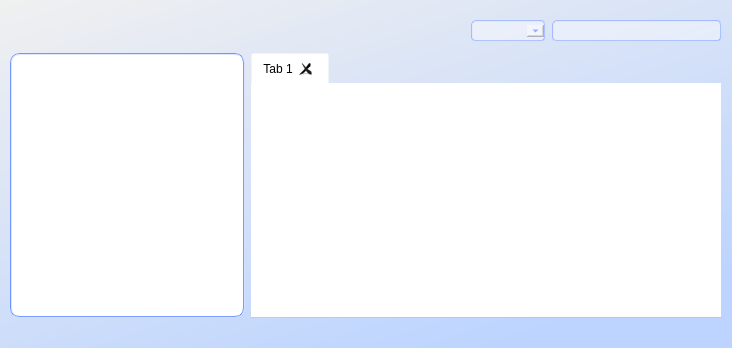
The window that bin/data/ui/communications.ui (realXtend/tundra) describes before a commit, drawn with Qt 5.
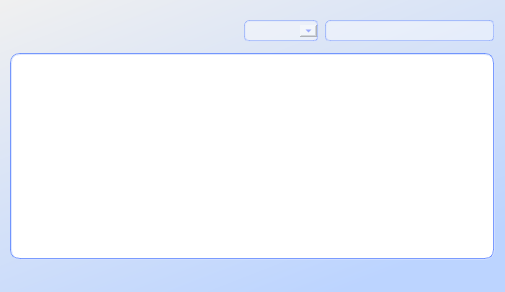
The same window after the commit. Icons and pictures are not drawn.

Commit message: * New candy to GUI, images/icons from resource file. New style sheets for .ui files main widgets, passed to children. * UI logic: adds status icon and updates it to everywhere when status is changes. New custom QTabWidget so QTabBar can be accessed and style modified. Lot of refactoring to clean up code and make it more readable etc.

```diff
--- a/bin/data/ui/communications.ui
+++ b/bin/data/ui/communications.ui
@@ -6,8 +6,8 @@
    <rect>
     <x>0</x>
     <y>0</y>
-    <width>732</width>
-    <height>348</height>
+    <width>505</width>
+    <height>292</height>
    </rect>
   </property>
   <property name="windowTitle">
@@ -18,15 +18,52 @@
 	background-color: qlineargradient(spread:pad, x1:0, y1:0, x2:0.676, y2:1, stop:0 rgba(240, 240, 240, 255), stop:1 rgba(188, 212, 255, 255));
 }
 
-QListView {
-color: rgb(130, 195, 255);
-background-color: rgb(255, 255, 255);
-selection-color: rgb(57, 87, 255);
-selection-background-color: rgb(255, 255, 255);
-border: 2px groove white;
-border-color: rgb(86, 128, 255);
-border-radius: 10px;
-padding: 3px 6px;
+QComboBox {
+	color: rgb(101, 122, 255);
+	background-color: rgba(255, 255, 255, 100);
+	border: 2px groove white;
+	border-color: rgba(86, 128, 255, 100);
+	border-radius: 5px;
+	padding: 1px 5px;
+	font: 8pt;
+}
+
+QComboBox::drop-down:!editable { 
+	subcontrol-position: center right; 
+	width: 12px; 
+	height: 12px;
+	padding-right: 5px;
+}
+
+QLineEdit {
+	color: rgb(101, 122, 255);
+	background-color: rgba(255, 255, 255, 100);
+	selection-color: rgb(255, 255, 255);
+	selection-background-color: rgb(101, 122, 255);
+	border: 2px groove white;
+	border-color: rgba(86, 128, 255, 100);
+	border-radius: 5px;
+	padding: 1px 5px;
+	font: 8pt;
+}
+
+QListView#listWidget_Friends {
+	background-image: url(:/images/labelContacts.png);
+	background-position: bottom right; 
+	background-repeat: no-repeat;
+	color: rgb(130, 195, 255);
+	background-color: rgb(255, 255, 255);
+	selection-color: rgb(57, 87, 255);
+	selection-background-color: rgba(255, 255, 255, 0);
+	border: 2px groove white;
+	border-radius: 10px;
+	border-color: rgba(86, 128, 255, 200);
+	margin-bottom: 2px;
+	padding: 10px 0px;
+}
+
+QMenu {
+	background-color: none;
 }</string>
   </property>
   <layout class="QVBoxLayout" name="verticalLayout_BottomContainer">
@@ -99,24 +136,6 @@
                <bold>false</bold>
               </font>
              </property>
-             <property name="styleSheet">
-              <string>QComboBox {
-	color: rgb(101, 122, 255);
-	background-color: rgba(255, 255, 255, 100);
-	border: 2px groove white;
-	border-color: rgba(86, 128, 255, 100);
-	border-radius: 5px;
-	padding: 1px 5px;
-	font: 8pt;
-}
-
-QComboBox::drop-down:!editable { 
-	subcontrol-position: center right; 
-	width: 12px; 
-	height: 12px;
-	padding-right: 5px;
-}</string>
-             </property>
              <property name="frame">
               <bool>true</bool>
              </property>
@@ -167,19 +186,6 @@
                <bold>false</bold>
               </font>
              </property>
-             <property name="styleSheet">
-              <string>QLineEdit {
-	color: rgb(101, 122, 255);
-	background-color: rgba(255, 255, 255, 100);
-	selection-color: rgb(255, 255, 255);
-	selection-background-color: rgb(101, 122, 255);
-	border: 2px groove white;
-	border-color: rgba(86, 128, 255, 100);
-	border-radius: 5px;
-	padding: 1px 5px;
-	font: 8pt;
-}</string>
-             </property>
              <property name="text">
               <string/>
              </property>
@@ -193,7 +199,7 @@
         </layout>
        </item>
        <item>
-        <layout class="QHBoxLayout" name="horizontalLayout_3" stretch="1,2">
+        <layout class="QHBoxLayout" name="horizontalLayout_FriendsAndTabWidget" stretch="1">
          <item>
           <widget class="QListWidget" name="listWidget_Friends">
            <property name="minimumSize">
@@ -261,7 +267,7 @@
               </colorrole>
               <colorrole role="Highlight">
                <brush brushstyle="SolidPattern">
-                <color alpha="255">
+                <color alpha="0">
                  <red>255</red>
                  <green>255</green>
                  <blue>255</blue>
@@ -335,7 +341,7 @@
               </colorrole>
               <colorrole role="Highlight">
                <brush brushstyle="SolidPattern">
-                <color alpha="255">
+                <color alpha="0">
                  <red>255</red>
                  <green>255</green>
                  <blue>255</blue>
@@ -409,7 +415,7 @@
               </colorrole>
               <colorrole role="Highlight">
                <brush brushstyle="SolidPattern">
-                <color alpha="255">
+                <color alpha="0">
                  <red>255</red>
                  <green>255</green>
                  <blue>255</blue>
@@ -428,40 +434,11 @@
              </disabled>
             </palette>
            </property>
-           <property name="styleSheet">
-            <string>background-color: rgb(255, 255, 255);
-border-color: rgba(86, 128, 255, 200);</string>
+           <property name="horizontalScrollBarPolicy">
+            <enum>Qt::ScrollBarAlwaysOff</enum>
            </property>
           </widget>
          </item>
-         <item>
-          <layout class="QVBoxLayout" name="verticalLayout_3" stretch="0">
-           <item>
-            <widget class="QTabWidget" name="tabWidget_Conversations">
-             <property name="styleSheet">
-              <string>background-color: rgba(255, 255, 255, 0);</string>
-             </property>
-             <property name="tabPosition">
-              <enum>QTabWidget::North</enum>
-             </property>
-             <property name="currentIndex">
-              <number>0</number>
-             </property>
-             <property name="tabsClosable">
-              <bool>true</bool>
-             </property>
-             <property name="movable">
-              <bool>true</bool>
-             </property>
-             <widget class="QWidget" name="tab">
-              <attribute name="title">
-               <string>Tab 1</string>
-              </attribute>
-             </widget>
-            </widget>
-           </item>
-          </layout>
-         </item>
         </layout>
        </item>
        <item>
```
The commit also changes 12 other files.
